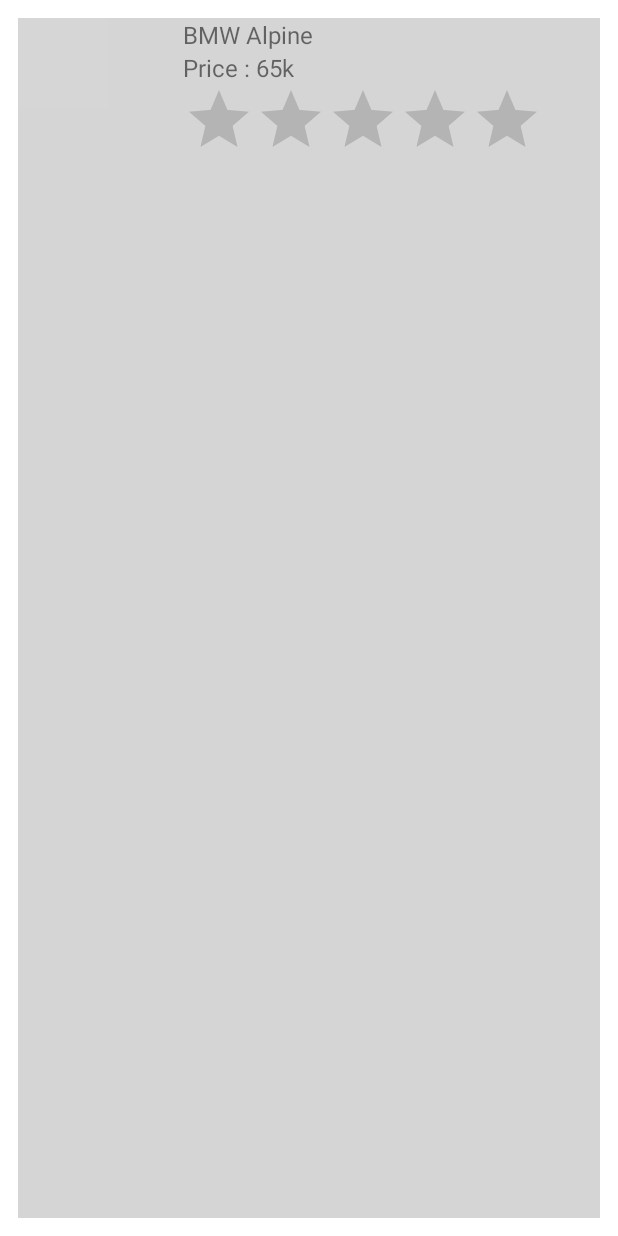
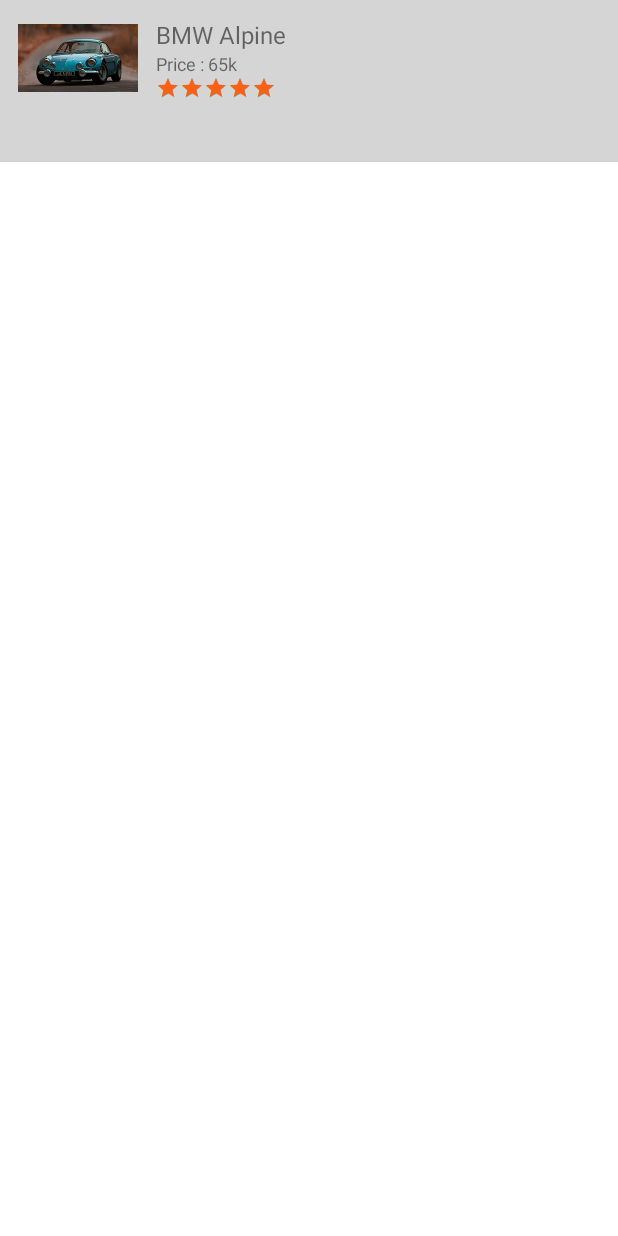
Before and after one commit to chattsaurabh/AndroidApps, an Android app: the layout row_car.xml on its own in the app's theme, with its tools: preview values and no code run, on a phone screen of 412 x 824 dp. Run offline under Robolectric (Android 15) with nearby library versions, the phone set to English and light mode, and no system bars; grey boxes are pictures that could not be loaded.

Commit message:
Guidomia - committing challenge 1 changes.

```diff
--- a/Guidomia/app/build.gradle
+++ b/Guidomia/app/build.gradle
@@ -5,11 +5,11 @@
 }
 
 android {
-    namespace 'ca.richmond.guidomia'
+    namespace 'ca.guidomia'
     compileSdk 33
 
     defaultConfig {
-        applicationId "ca.richmond.guidomia"
+        applicationId "ca.guidomia"
         minSdk 28
         targetSdk 33
         versionCode 1
--- a/Guidomia/app/src/main/java/ca/richmond/guidomia/adapters/DataHolder.kt
+++ b/Guidomia/app/src/main/java/ca/guidomia/adapters/DataHolder.kt
@@ -1,4 +1,4 @@
-package ca.richmond.guidomia.adapters
+package ca.guidomia.adapters
 
 import androidx.annotation.DrawableRes
 
--- a/Guidomia/app/src/main/java/ca/richmond/guidomia/adapters/GuidomiaData.kt
+++ b/Guidomia/app/src/main/java/ca/guidomia/adapters/GuidomiaData.kt
@@ -1,10 +1,7 @@
-package ca.richmond.guidomia.adapters
+package ca.guidomia.adapters
 
 import com.squareup.moshi.Json
 import com.squareup.moshi.JsonClass
-
-@JsonClass(generateAdapter = true)
-data class GuidomiaDataList(@Json(name = "list") val list: List<GuidomiaData>)
 
 @JsonClass(generateAdapter = true)
 data class GuidomiaData(
--- a/Guidomia/app/src/main/res/layout/row_car.xml
+++ b/Guidomia/app/src/main/res/layout/row_car.xml
@@ -1,46 +1,52 @@
 <?xml version="1.0" encoding="utf-8"?>
 <androidx.constraintlayout.widget.ConstraintLayout xmlns:android="http://schemas.android.com/apk/res/android"
+    xmlns:app="http://schemas.android.com/apk/res-auto"
+    xmlns:tools="http://schemas.android.com/tools"
     android:layout_width="match_parent"
-    android:layout_height="match_parent"
-    android:layout_margin="@dimen/margin_12"
+    android:layout_height="wrap_content"
     android:background="@color/light_gray"
-    xmlns:app="http://schemas.android.com/apk/res-auto"
-    xmlns:tools="http://schemas.android.com/tools">
+    android:padding="@dimen/margin_12">
 
     <ImageView
         android:id="@+id/car_image"
-        android:layout_width="@dimen/dimen_60"
-        android:layout_height="@dimen/dimen_60"
+        android:layout_width="@dimen/dimen_80"
+        android:layout_height="@dimen/dimen_80"
+        android:scaleType="fitStart"
+        android:layout_marginTop="@dimen/margin_4"
         app:layout_constraintStart_toStartOf="parent"
         app:layout_constraintTop_toTopOf="parent"
-        tools:src="@drawable/Alpine_roadster"/>
+        tools:src="@drawable/alpine_roadster" />
 
     <LinearLayout
         android:layout_width="wrap_content"
         android:layout_height="wrap_content"
+        android:layout_marginStart="@dimen/margin_12"
         android:orientation="vertical"
-        android:layout_marginStart="@dimen/margin_12"
-        app:layout_constraintTop_toTopOf="@+id/car_image"
         app:layout_constraintStart_toEndOf="@+id/car_image"
-        app:layout_constraintEnd_toEndOf="parent">
+        app:layout_constraintTop_toTopOf="parent">
 
         <TextView
             android:id="@+id/name"
             android:layout_width="wrap_content"
             android:layout_height="wrap_content"
+            android:gravity="top"
             android:textSize="@dimen/size_16"
-            tools:text="BMW Alpine"/>
+            tools:text="BMW Alpine" />
 
         <TextView
             android:id="@+id/price"
             android:layout_width="wrap_content"
             android:layout_height="wrap_content"
-            android:textSize="@dimen/size_16"
-            tools:text="Price : 65k"/>
+            android:textSize="@dimen/size_12"
+            tools:text="Price : 65k" />
+
         <RatingBar
             android:id="@+id/rating"
+            style="?android:attr/ratingBarStyleSmall"
             android:layout_width="wrap_content"
-            android:layout_height="wrap_content"/>
+            android:layout_height="wrap_content"
+            android:progressTint="@color/orange_"
+            tools:rating="5"/>
 
     </LinearLayout>
 
--- a/Guidomia/app/src/main/res/layout/row_divider.xml
+++ b/Guidomia/app/src/main/res/layout/row_divider.xml
@@ -3,8 +3,7 @@
     android:layout_width="match_parent"
     android:layout_height="wrap_content"
     android:orientation="horizontal"
-    android:layout_marginTop="@dimen/margin_12"
-    android:layout_marginBottom="@dimen/margin_12"
+    android:layout_margin="@dimen/margin_12"
     android:clickable="false">
 
     <View android:layout_width="match_parent"
--- a/Guidomia/app/src/main/res/values-night/themes.xml
+++ b/Guidomia/app/src/main/res/values-night/themes.xml
@@ -2,8 +2,8 @@
     <!-- Base application theme. -->
     <style name="Theme.Guidomia" parent="Theme.MaterialComponents.DayNight.DarkActionBar">
         <!-- Primary brand color. -->
-        <item name="colorPrimary">@color/purple_200</item>
-        <item name="colorPrimaryVariant">@color/purple_700</item>
+        <item name="colorPrimary">@color/orange_</item>
+        <item name="colorPrimaryVariant">@color/orange_</item>
         <item name="colorOnPrimary">@color/black</item>
         <!-- Secondary brand color. -->
         <item name="colorSecondary">@color/teal_200</item>
--- a/Guidomia/app/src/main/res/values/dimens.xml
+++ b/Guidomia/app/src/main/res/values/dimens.xml
@@ -1,11 +1,15 @@
 <?xml version="1.0" encoding="utf-8"?>
 <resources>
 
+    <dimen name="margin_4">4dp</dimen>
     <dimen name="margin_12">12dp</dimen>
 
+    <dimen name="size_12">12sp</dimen>
     <dimen name="size_16">16sp</dimen>
 
+    <dimen name="dimen_1">1dp</dimen>
     <dimen name="dimen_4">4dp</dimen>
     <dimen name="dimen_48">48dp</dimen>
     <dimen name="dimen_60">60dp</dimen>
+    <dimen name="dimen_80">80dp</dimen>
 </resources>
--- a/Guidomia/app/src/main/res/values/strings.xml
+++ b/Guidomia/app/src/main/res/values/strings.xml
@@ -1,5 +1,5 @@
 <resources>
-    <string name="app_name">Guidomia</string>
+    <string name="app_name">GUIDOMIA</string>
 
     <string name="price_prefix">Price: </string>
 </resources>
--- a/Guidomia/app/src/main/res/values/themes.xml
+++ b/Guidomia/app/src/main/res/values/themes.xml
@@ -2,8 +2,8 @@
     <!-- Base application theme. -->
     <style name="Theme.Guidomia" parent="Theme.MaterialComponents.DayNight.DarkActionBar">
         <!-- Primary brand color. -->
-        <item name="colorPrimary">@color/purple_500</item>
-        <item name="colorPrimaryVariant">@color/purple_700</item>
+        <item name="colorPrimary">@color/orange_</item>
+        <item name="colorPrimaryVariant">@color/orange_</item>
         <item name="colorOnPrimary">@color/white</item>
         <!-- Secondary brand color. -->
         <item name="colorSecondary">@color/teal_200</item>
```
Also changed, not shown: Guidomia/app/src/main/java/ca/guidomia/MainActivity.kt (renamed from Guidomia/app/src/main/java/ca/richmond/guidomia/MainActivity.kt, +6 -6 lines), Guidomia/app/src/main/java/ca/guidomia/adapters/GuidomiaListAdapter.kt (renamed from Guidomia/app/src/main/java/ca/richmond/guidomia/adapters/GuidomiaListAdapter.kt, +7 -3 lines), Guidomia/app/src/main/java/ca/guidomia/viewmodels/GuidomiaViewmodel.kt (added, +63 -0 lines), Guidomia/app/src/main/java/ca/richmond/guidomia/viewmodels/GuidomiaViewmodel.kt (deleted, +0 -60 lines), 4 other files.
